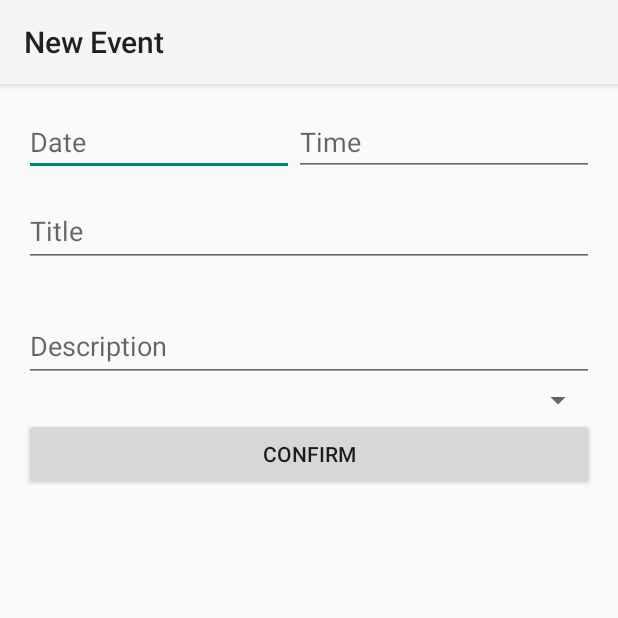
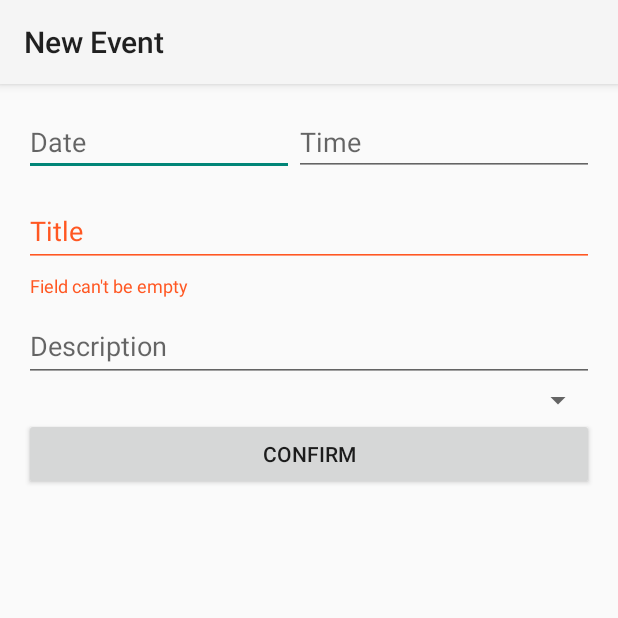
Before and after one commit to OSLL/practice20-calendar, an Android app: the EventActivity screen opened directly, with no data from a screen before it, after a tap on "CONFIRM", on a phone screen of 412 x 824 dp, the top half of it. Run offline under Robolectric (Android 15) with nearby library versions, the phone set to English and light mode, and no system bars; libraries missing offline, so code that uses them is left out: fr.ganfra.materialspinner; plain views replace MaterialSpinner; 3 statements that could not run were skipped.

Commit message:
Event activity functionality

```diff
--- a/app/src/main/java/com/makentoshe/androidgithubcitemplate/EventActivity.kt
+++ b/app/src/main/java/com/makentoshe/androidgithubcitemplate/EventActivity.kt
@@ -6,17 +6,35 @@ import android.app.TimePickerDialog
 import android.app.TimePickerDialog.OnTimeSetListener
 import android.os.Bundle
 import android.text.InputType
+import android.view.View
+import android.widget.ArrayAdapter
 import android.widget.EditText
+import android.widget.Toast
 import androidx.appcompat.app.AppCompatActivity
+import com.google.android.material.textfield.TextInputLayout
+import fr.ganfra.materialspinner.MaterialSpinner
 import java.util.*
 
 
 class EventActivity : AppCompatActivity() {
+
+    private lateinit var textInputTitle: TextInputLayout
+    private lateinit var textInputDescription: TextInputLayout
+    private lateinit var datePicker: EditText
+    private lateinit var timePicker: EditText
+    private lateinit var category: MaterialSpinner
+
     override fun onCreate(savedInstanceState: Bundle?) {
         super.onCreate(savedInstanceState)
         setContentView(R.layout.activity_event)
 
-        val datePicker : EditText = findViewById(R.id.date)
+        this.textInputTitle = findViewById(R.id.title)
+        this.textInputDescription = findViewById(R.id.description)
+        this.timePicker = findViewById(R.id.time)
+        this.datePicker = findViewById(R.id.date)
+        this.category = findViewById(R.id.category)
+
+
         datePicker.setRawInputType(InputType.TYPE_NULL)
         datePicker.setOnClickListener {
             val cldr : Calendar = Calendar.getInstance()
@@ -34,7 +52,6 @@ class EventActivity : AppCompatActivity() {
             picker.show()
         }
 
-        val timePicker : EditText = findViewById(R.id.time)
         timePicker.setRawInputType(InputType.TYPE_NULL)
         timePicker.setOnClickListener {
             val cldr : Calendar = Calendar.getInstance()
@@ -51,6 +68,70 @@ class EventActivity : AppCompatActivity() {
             picker.show()
         }
 
+        val ITEMS =
+            arrayOf("Deadlines", "Daily routine", "Holidays", "Entertainment", "Meetings")
+        val adapter =
+            ArrayAdapter(this, R.layout.item_spinner, ITEMS)
+        adapter.setDropDownViewResource(android.R.layout.simple_spinner_dropdown_item)
+        val spinner = findViewById(R.id.category) as MaterialSpinner
+        spinner.setAdapter(adapter)
+
 
     }
+
+    private fun validateTitle(): Boolean {
+        val titleInput: String = textInputTitle.editText?.text.toString().trim()
+        return if (titleInput.isEmpty()) {
+            textInputTitle.error = "Field can't be empty"
+            false
+        } else {
+            textInputTitle.error = null
+            true
+        }
+    }
+
+    private fun validateDate(): Boolean {
+        val dateInput: String = datePicker.text.toString().trim()
+        return if (dateInput.isEmpty()) {
+            datePicker.error = "Field can't be empty"
+            false
+        } else {
+            datePicker.error = null
+            true
+        }
+    }
+
+    private fun validateTime(): Boolean {
+        val timeInput: String = timePicker.text.toString().trim()
+        return if (timeInput.isEmpty()) {
+            timePicker.error = "Field can't be empty"
+            false
+        } else {
+            timePicker.error = null
+            true
+        }
+    }
+
+    fun confirmInput(v: View?) {
+        if (!validateTitle() || !validateDate() || !validateTime()) {
+            return
+        }
+
+        var title = textInputTitle.editText?.text.toString()
+        var description = textInputDescription.editText?.text.toString()
+        var date = datePicker.text.toString()
+        var time = timePicker.text.toString()
+        var category = category.selectedItem
+
+        var input = "Title: $title"
+        input += "\n"
+        input += "Description: $description"
+        input += "\n"
+        input += "Date: $date"
+        input += "\n"
+        input += "Time: $time"
+        input += "\n"
+        input += "Category: $category"
+        Toast.makeText(this, input, Toast.LENGTH_SHORT).show()
+    }
 }
--- a/app/src/main/res/layout/activity_event.xml
+++ b/app/src/main/res/layout/activity_event.xml
@@ -29,7 +29,7 @@
 
 
     <com.google.android.material.textfield.TextInputLayout
-        android:id="@+id/text_input_email"
+        android:id="@+id/title"
         android:layout_width="match_parent"
         android:layout_height="wrap_content"
         app:errorEnabled="true">
@@ -40,7 +40,7 @@
             android:inputType="textEmailAddress" />
     </com.google.android.material.textfield.TextInputLayout>
     <com.google.android.material.textfield.TextInputLayout
-        android:id="@+id/text_input_username"
+        android:id="@+id/description"
         android:layout_width="match_parent"
         android:layout_height="wrap_content"
         >
@@ -52,13 +52,13 @@
     </com.google.android.material.textfield.TextInputLayout>
 
     <fr.ganfra.materialspinner.MaterialSpinner
-        android:id="@+id/spinner1"
+        android:id="@+id/category"
         android:layout_width="match_parent"
         android:layout_height="wrap_content"
         app:ms_arrowColor="#03dac5"
         app:ms_arrowSize="16dp"
-        app:ms_floatingLabelColor="#00FF00"
-        app:ms_floatingLabelText="floating label"
+        app:ms_floatingLabelColor="#03dac5"
+        app:ms_floatingLabelText="Category"
         app:ms_hint="Category"
         app:ms_multiline="true" />
 
```
Also changed, not shown: app/src/main/res/layout/item_spinner.xml (added, +10 -0 lines).
